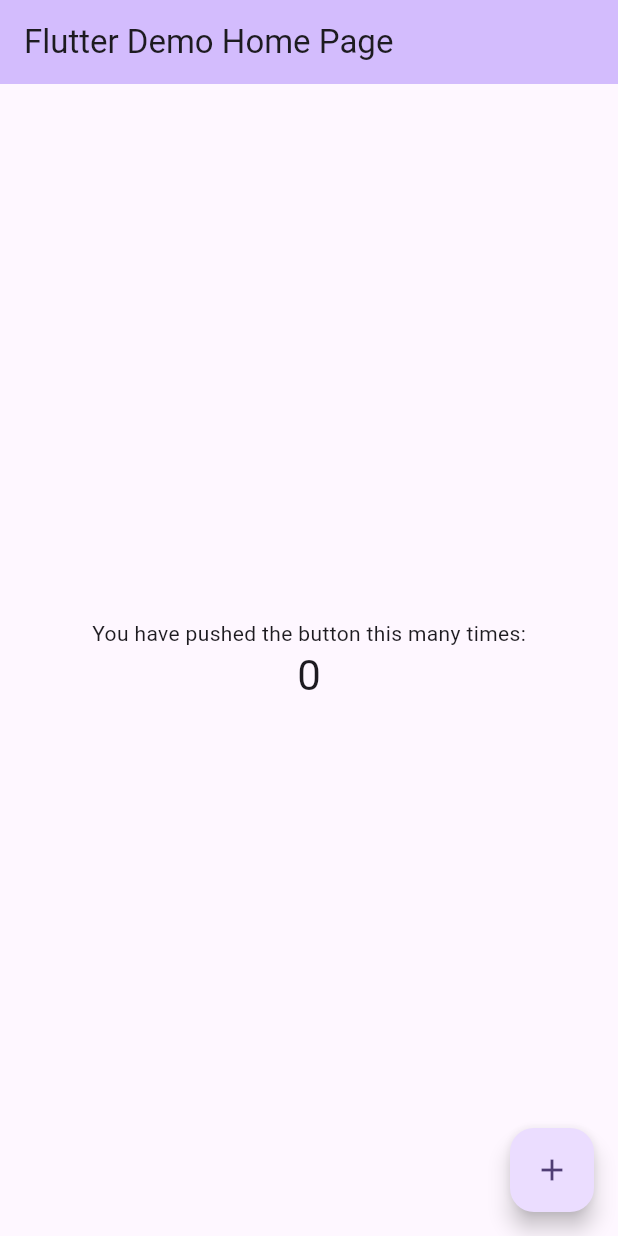
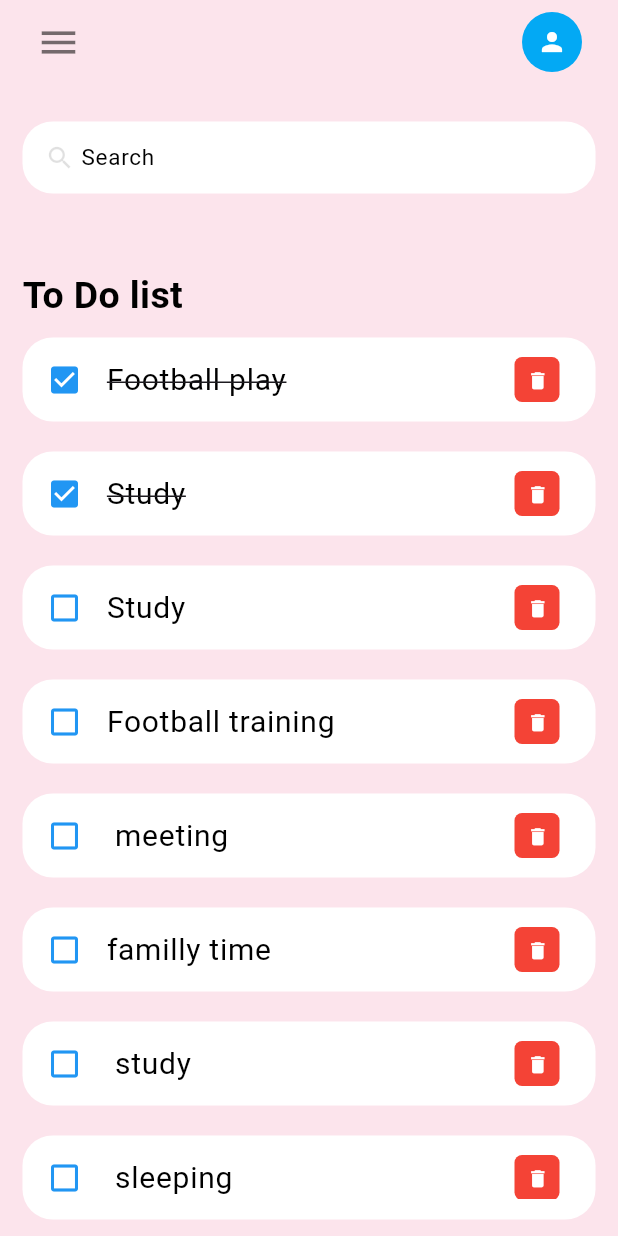
Before and after one commit to Ramchandra-Tharu/to_do_app, a Flutter app: the screen it shows after launch, on a phone screen of 412 x 824 dp. Run offline on Flutter 3.47's test engine with Material 3 defaults, Android fonts, the phone set to English and light mode, and no system bars.

Commit message:
to do item is created

```diff
--- /dev/null
+++ b/lib/home_screen.dart
@@ -0,0 +1,92 @@
+import 'package:flutter/material.dart';
+import 'package:to_do_app/model/to_do.dart';
+import 'package:to_do_app/to_do_items.dart';
+
+class HomeScreen extends StatefulWidget {
+  HomeScreen({super.key});
+  final todosList = ToDo.todoList();
+
+  @override
+  State<HomeScreen> createState() => _HomeScreenState();
+}
+
+class _HomeScreenState extends State<HomeScreen> {
+  @override
+  Widget build(BuildContext context) {
+    return Scaffold(
+      appBar: AppBar(
+        backgroundColor: Colors.pink[50],
+        title: Padding(
+          padding: const EdgeInsets.all(8.0),
+          child: Row(
+            mainAxisAlignment: MainAxisAlignment.spaceBetween,
+            children: [
+              Icon(Icons.menu, color: Colors.black54, size: 30),
+              Container(
+                child: CircleAvatar(
+                  backgroundColor: Colors.lightBlue,
+                  child: Icon(Icons.person, size: 20, color: Colors.white),
+                ),
+                //
+              ),
+            ],
+          ),
+        ),
+      ),
+      backgroundColor: Colors.pink[50],
+
+      body: Container(
+        padding: EdgeInsets.symmetric(horizontal: 15, vertical: 25),
+        child: Column(
+          children: [
+            Container(
+              padding: EdgeInsets.symmetric(horizontal: 15),
+              decoration: BoxDecoration(
+                color: Colors.white,
+                borderRadius: BorderRadius.circular(20),
+              ),
+              child: TextField(
+                decoration: InputDecoration(
+                  contentPadding: EdgeInsets.all(0),
+                  prefixIcon: Icon(
+                    Icons.search,
+                    size: 20,
+                    color: Colors.black12,
+                  ),
+                  prefixIconConstraints: BoxConstraints(
+                    minHeight: 20,
+                    minWidth: 20,
+                  ),
+                  border: InputBorder.none,
+                  hintText: "Search",
+                  hintStyle: TextStyle(color: Colors.black, fontSize: 15),
+                ),
+              ),
+            ),
+            Expanded(
+              child: ListView(
+                children: [
+                  Container(
+                    margin: EdgeInsets.only(top: 50),
+                    child: Text(
+                      "To Do list",
+                      style: TextStyle(
+                        color: Colors.black,
+                        fontSize: 25,
+                        fontWeight: FontWeight.bold,
+                      ),
+                    ),
+                  ),
+                  for (ToDo todo in widget.todosList) ToDoItems(todo: todo),
+                ],
+              ),
+            ),
+          ],
+        ),
+      ),
+    );
+  }
+}
+// child: ClipRect(
+//               //   child: Image.network("assets/image/my_pp_size_ photo.jpg"),
+//               // ),
--- a/lib/main.dart
+++ b/lib/main.dart
@@ -1,7 +1,8 @@
 import 'package:flutter/material.dart';
+import 'package:to_do_app/home_screen.dart';
 
 void main() {
-  runApp(const MyApp());
+  runApp(MyApp());
 }
 
 class MyApp extends StatelessWidget {
@@ -11,112 +12,15 @@ class MyApp extends StatelessWidget {
   @override
   Widget build(BuildContext context) {
     return MaterialApp(
+
+      debugShowCheckedModeBanner: false,
       title: 'Flutter Demo',
+
       theme: ThemeData(
-        // This is the theme of your application.
-        //
-        // TRY THIS: Try running your application with "flutter run". You'll see
-        // the application has a purple toolbar. Then, without quitting the app,
-        // try changing the seedColor in the colorScheme below to Colors.green
-        // and then invoke "hot reload" (save your changes or press the "hot
-        // reload" button in a Flutter-supported IDE, or press "r" if you used
-        // the command line to start the app).
-        //
-        // Notice that the counter didn't reset back to zero; the application
-        // state is not lost during the reload. To reset the state, use hot
-        // restart instead.
-        //
-        // This works for code too, not just values: Most code changes can be
-        // tested with just a hot reload.
         colorScheme: ColorScheme.fromSeed(seedColor: Colors.deepPurple),
+
       ),
-      home: const MyHomePage(title: 'Flutter Demo Home Page'),
+      home: HomeScreen(),
     );
   }
 }
-
-class MyHomePage extends StatefulWidget {
-  const MyHomePage({super.key, required this.title});
-
-  // This widget is the home page of your application. It is stateful, meaning
-  // that it has a State object (defined below) that contains fields that affect
-  // how it looks.
-
-  // This class is the configuration for the state. It holds the values (in this
-  // case the title) provided by the parent (in this case the App widget) and
-  // used by the build method of the State. Fields in a Widget subclass are
-  // always marked "final".
-
-  final String title;
-
-  @override
-  State<MyHomePage> createState() => _MyHomePageState();
-}
-
-class _MyHomePageState extends State<MyHomePage> {
-  int _counter = 0;
-
-  void _incrementCounter() {
-    setState(() {
-      // This call to setState tells the Flutter framework that something has
-      // changed in this State, which causes it to rerun the build method below
-      // so that the display can reflect the updated values. If we changed
-      // _counter without calling setState(), then the build method would not be
-      // called again, and so nothing would appear to happen.
-      _counter++;
-    });
-  }
-
-  @override
-  Widget build(BuildContext context) {
-    // This method is rerun every time setState is called, for instance as done
-    // by the _incrementCounter method above.
-    //
-    // The Flutter framework has been optimized to make rerunning build methods
-    // fast, so that you can just rebuild anything that needs updating rather
-    // than having to individually change instances of widgets.
-    return Scaffold(
-      appBar: AppBar(
-        // TRY THIS: Try changing the color here to a specific color (to
-        // Colors.amber, perhaps?) and trigger a hot reload to see the AppBar
-        // change color while the other colors stay the same.
-        backgroundColor: Theme.of(context).colorScheme.inversePrimary,
-        // Here we take the value from the MyHomePage object that was created by
-        // the App.build method, and use it to set our appbar title.
-        title: Text(widget.title),
-      ),
-      body: Center(
-        // Center is a layout widget. It takes a single child and positions it
-        // in the middle of the parent.
-        child: Column(
-          // Column is also a layout widget. It takes a list of children and
-          // arranges them vertically. By default, it sizes itself to fit its
-          // children horizontally, and tries to be as tall as its parent.
-          //
-          // Column has various properties to control how it sizes itself and
-          // how it positions its children. Here we use mainAxisAlignment to
-          // center the children vertically; the main axis here is the vertical
-          // axis because Columns are vertical (the cross axis would be
-          // horizontal).
-          //
-          // TRY THIS: Invoke "debug painting" (choose the "Toggle Debug Paint"
-          // action in the IDE, or press "p" in the console), to see the
-          // wireframe for each widget.
-          mainAxisAlignment: MainAxisAlignment.center,
-          children: <Widget>[
-            const Text('You have pushed the button this many times:'),
-            Text(
-              '$_counter',
-              style: Theme.of(context).textTheme.headlineMedium,
-            ),
-          ],
-        ),
-      ),
-      floatingActionButton: FloatingActionButton(
-        onPressed: _incrementCounter,
-        tooltip: 'Increment',
-        child: const Icon(Icons.add),
-      ), // This trailing comma makes auto-formatting nicer for build methods.
-    );
-  }
-}
--- /dev/null
+++ b/lib/model/to_do.dart
@@ -0,0 +1,23 @@
+import 'package:flutter/material.dart';
+
+class ToDo {
+  String? id;
+  String? todoText;
+  bool isDone;
+
+  ToDo({required this.id, required this.todoText, this.isDone = false});
+
+  static List<ToDo> todoList() {
+    return [
+      ToDo(id: "01", todoText: "Football play", isDone: true),
+      ToDo(id: "02", todoText: "Study", isDone: true),
+      ToDo(id: "03", todoText: "Study"),
+      ToDo(id: "04", todoText: "Football training"),
+      ToDo(id: "05", todoText: " meeting"),
+      ToDo(id: "06", todoText: "familly time"),
+      ToDo(id: "07", todoText: " study"),
+      ToDo(id: "07", todoText: " sleeping"),
+      ToDo(id: "07", todoText: " Instagram"),
+    ];
+  }
+}
--- /dev/null
+++ b/lib/to_do_items.dart
@@ -0,0 +1,49 @@
+import 'package:flutter/material.dart';
+import 'package:to_do_app/model/to_do.dart';
+
+class ToDoItems extends StatelessWidget {
+  final ToDo todo;
+  const ToDoItems({super.key, required this.todo});
+
+  @override
+  Widget build(BuildContext context) {
+    return Container(
+      padding: EdgeInsets.symmetric(vertical: 10),
+      child: ListTile(
+        onTap: () {},
+        shape: RoundedRectangleBorder(borderRadius: BorderRadius.circular(20)),
+        tileColor: Colors.white,
+        leading: Icon(
+          todo.isDone ? Icons.check_box : Icons.check_box_outline_blank,
+          color: Colors.blue,
+        ),
+        title: Text(
+          todo.todoText!,
+          style: TextStyle(
+            fontSize: 20,
+            color: Colors.black,
+            decoration: todo.isDone ? TextDecoration.lineThrough : null,
+          ),
+        ),
+        trailing: Container(
+          height: 30,
+          width: 30,
+          decoration: BoxDecoration(
+            color: Colors.red,
+            borderRadius: BorderRadius.circular(5),
+          ),
+          child: Center(
+            child: IconButton(
+              color: Colors.white,
+              iconSize: 15,
+              icon: Icon(Icons.delete),
+              onPressed: () {
+                print("deleted");
+              },
+            ),
+          ),
+        ),
+      ),
+    );
+  }
+}
```
Also changed, not shown: pubspec.yaml (+3 -4 lines), lib/assets/image/my_pp_size_ photo.jpg (added).
